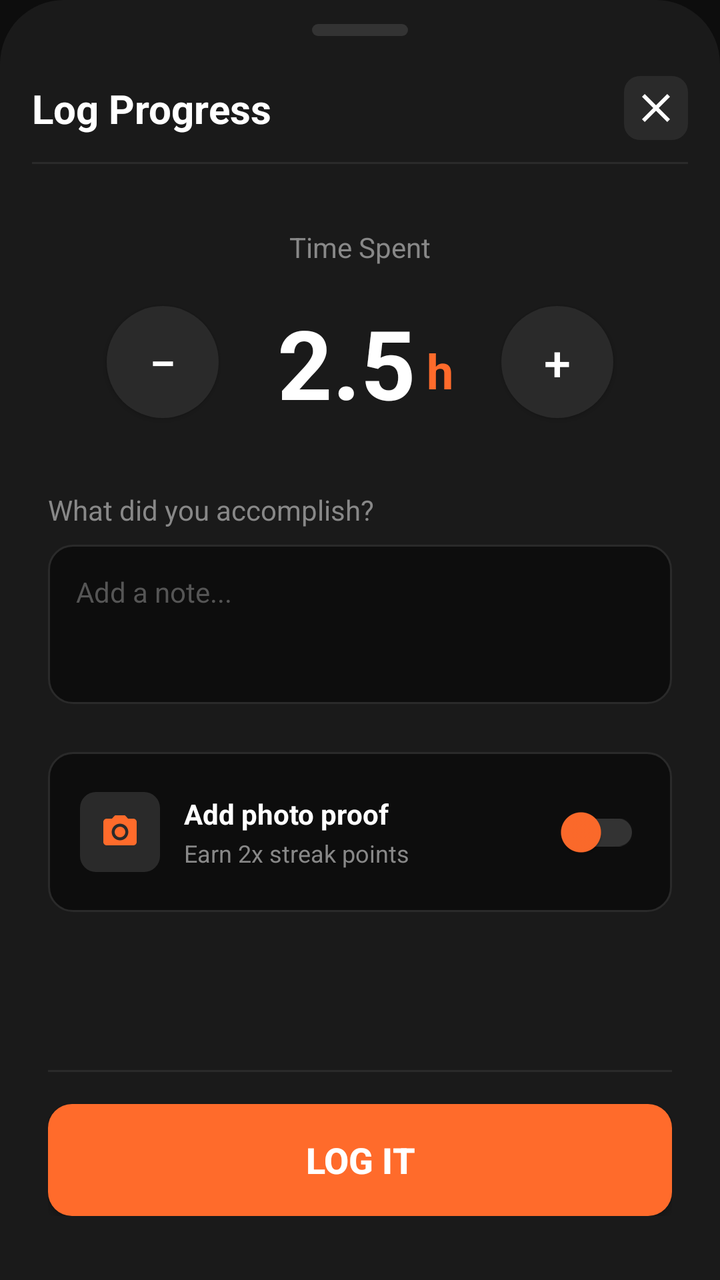
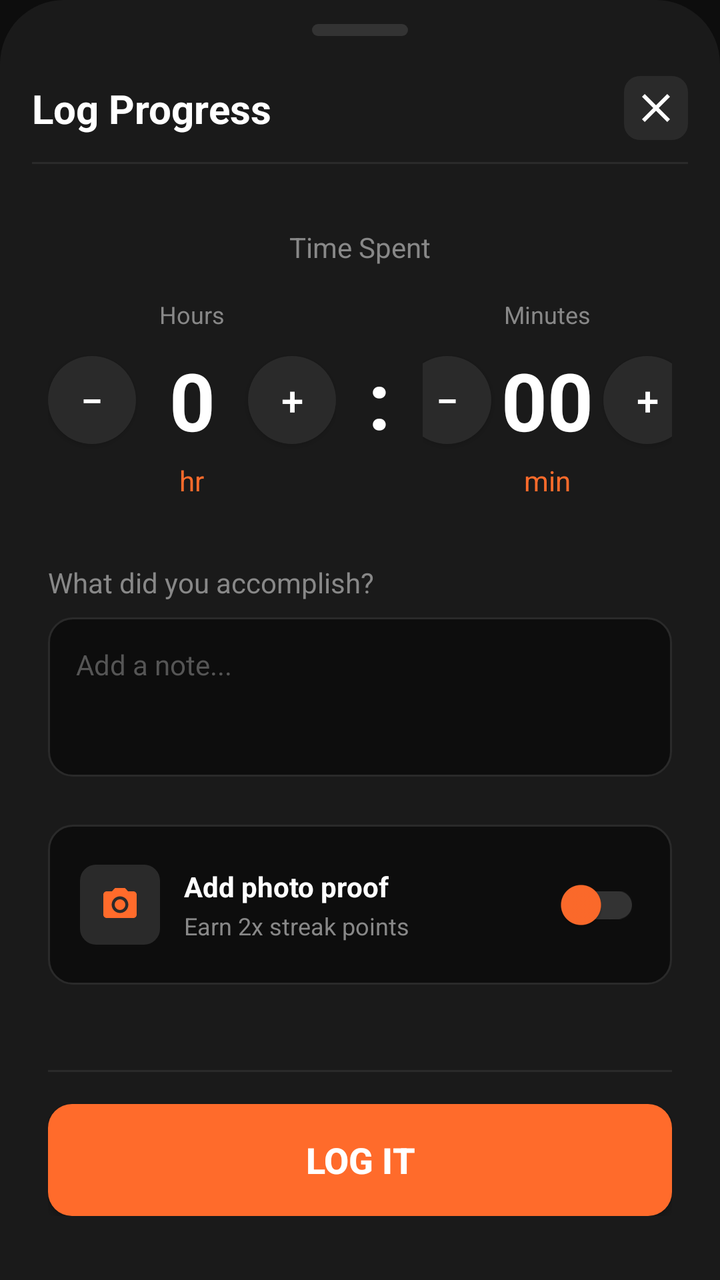

An Android layout rendered at two revisions. The XML below is the earlier revision; the diff shows what the commit changed to produce the second picture.
<!-- AndroidManifest.xml: application theme Theme.Tether -->
<!-- res/layout/layout_log_bottom_sheet.xml -->
<?xml version="1.0" encoding="utf-8"?>
<androidx.constraintlayout.widget.ConstraintLayout xmlns:android="http://schemas.android.com/apk/res/android"
    xmlns:app="http://schemas.android.com/apk/res-auto"
    xmlns:tools="http://schemas.android.com/tools"
    android:layout_width="match_parent"
    android:layout_height="match_parent"
    android:background="@drawable/bg_bottom_sheet">

    
    <View
        android:id="@+id/handleBar"
        android:layout_width="48dp"
        android:layout_height="6dp"
        android:layout_marginTop="12dp"
        android:background="@drawable/bg_handle"
        app:layout_constraintEnd_toEndOf="parent"
        app:layout_constraintStart_toStartOf="parent"
        app:layout_constraintTop_toTopOf="parent" />

    
    <androidx.constraintlayout.widget.ConstraintLayout
        android:id="@+id/headerRow"
        android:layout_width="match_parent"
        android:layout_height="56dp"
        android:layout_marginTop="8dp"
        android:paddingHorizontal="16dp"
        app:layout_constraintTop_toBottomOf="@id/handleBar">

        <TextView
            android:id="@+id/tvLogTitle"
            android:layout_width="wrap_content"
            android:layout_height="wrap_content"
            android:text="@string/log_progress"
            android:textColor="@color/colorTextPrimary"
            android:textSize="20sp"
            android:textStyle="bold"
            app:layout_constraintBottom_toBottomOf="parent"
            app:layout_constraintStart_toStartOf="parent"
            app:layout_constraintTop_toTopOf="parent" />

        <ImageButton
            android:id="@+id/btnClose"
            android:layout_width="32dp"
            android:layout_height="32dp"
            android:background="@drawable/bg_icon_container"
            android:padding="4dp"
            android:src="@drawable/ic_close"
            app:layout_constraintBottom_toBottomOf="parent"
            app:layout_constraintEnd_toEndOf="parent"
            app:layout_constraintTop_toTopOf="parent" />

        <View
            android:layout_width="match_parent"
            android:layout_height="1dp"
            android:background="@color/colorBorder"
            app:layout_constraintBottom_toBottomOf="parent" />

    </androidx.constraintlayout.widget.ConstraintLayout>

    
    <ScrollView
        android:id="@+id/scrollContent"
        android:layout_width="match_parent"
        android:layout_height="0dp"
        android:fillViewport="true"
        app:layout_constraintBottom_toTopOf="@id/stickyBottom"
        app:layout_constraintTop_toBottomOf="@id/headerRow">

        <LinearLayout
            android:layout_width="match_parent"
            android:layout_height="wrap_content"
            android:orientation="vertical"
            android:padding="24dp">

            
            <LinearLayout
                android:layout_width="match_parent"
                android:layout_height="wrap_content"
                android:layout_marginTop="8dp"
                android:gravity="center"
                android:orientation="vertical">

                <TextView
                    android:layout_width="wrap_content"
                    android:layout_height="wrap_content"
                    android:layout_marginBottom="16dp"
                    android:text="@string/time_spent"
                    android:textColor="@color/colorTextSecondary"
                    android:textSize="14sp" />

                <LinearLayout
                    android:layout_width="match_parent"
                    android:layout_height="wrap_content"
                    android:gravity="center"
                    android:orientation="horizontal">

                    <android.widget.Button
                        android:id="@+id/btnMinus"
                        android:layout_width="56dp"
                        android:layout_height="56dp"
                        android:background="@drawable/bg_stepper_btn"
                        android:padding="0dp"
                        android:text="−"
                        android:textColor="@color/colorTextPrimary"
                        android:textSize="24sp" />

                    <LinearLayout
                        android:layout_width="wrap_content"
                        android:layout_height="wrap_content"
                        android:layout_marginHorizontal="24dp"
                        android:gravity="center"
                        android:orientation="horizontal">

                        <TextView
                            android:id="@+id/tvHoursValue"
                            android:layout_width="wrap_content"
                            android:layout_height="wrap_content"
                            android:gravity="center"
                            android:minWidth="80dp"
                            android:text="2.5"
                            android:textColor="@color/colorTextPrimary"
                            android:textSize="48sp"
                            android:textStyle="bold" />

                        <TextView
                            android:layout_width="wrap_content"
                            android:layout_height="wrap_content"
                            android:layout_gravity="bottom"
                            android:layout_marginBottom="6dp"
                            android:text="h"
                            android:textColor="@color/colorAccent"
                            android:textSize="24sp"
                            android:textStyle="bold" />
                    </LinearLayout>

                    <android.widget.Button
                        android:id="@+id/btnPlus"
                        android:layout_width="56dp"
                        android:layout_height="56dp"
                        android:background="@drawable/bg_stepper_btn"
                        android:padding="0dp"
                        android:text="+"
                        android:textColor="@color/colorTextPrimary"
                        android:textSize="24sp" />
                </LinearLayout>
            </LinearLayout>

            
            <LinearLayout
                android:layout_width="match_parent"
                android:layout_height="wrap_content"
                android:layout_marginTop="32dp"
                android:orientation="vertical">

                <TextView
                    android:layout_width="wrap_content"
                    android:layout_height="wrap_content"
                    android:layout_marginBottom="8dp"
                    android:text="@string/add_note"
                    android:textColor="@color/colorTextSecondary"
                    android:textSize="14sp" />

                <EditText
                    android:id="@+id/etNote"
                    android:layout_width="match_parent"
                    android:layout_height="wrap_content"
                    android:background="@drawable/bg_input_field"
                    android:gravity="top|start"
                    android:hint="@string/note_hint"
                    android:inputType="textMultiLine|textCapSentences"
                    android:maxLines="5"
                    android:minLines="3"
                    android:padding="14dp"
                    android:textColor="@color/colorTextPrimary"
                    android:textColorHint="#555555"
                    android:textSize="14sp" />
            </LinearLayout>

            
            <androidx.constraintlayout.widget.ConstraintLayout
                android:layout_width="match_parent"
                android:layout_height="wrap_content"
                android:layout_marginTop="24dp"
                android:background="@drawable/bg_input_field"
                android:padding="16dp">

                <FrameLayout
                    android:id="@+id/flCameraIcon"
                    android:layout_width="40dp"
                    android:layout_height="40dp"
                    android:background="@drawable/bg_icon_container"
                    app:layout_constraintBottom_toBottomOf="parent"
                    app:layout_constraintStart_toStartOf="parent"
                    app:layout_constraintTop_toTopOf="parent">

                    <ImageView
                        android:layout_width="20dp"
                        android:layout_height="20dp"
                        android:layout_gravity="center"
                        android:src="@drawable/ic_camera"
                        app:tint="@color/colorAccent" />
                </FrameLayout>

                <LinearLayout
                    android:layout_width="0dp"
                    android:layout_height="wrap_content"
                    android:layout_marginHorizontal="12dp"
                    android:orientation="vertical"
                    app:layout_constraintBottom_toBottomOf="parent"
                    app:layout_constraintEnd_toStartOf="@+id/switchPhoto"
                    app:layout_constraintStart_toEndOf="@id/flCameraIcon"
                    app:layout_constraintTop_toTopOf="parent">

                    <TextView
                        android:layout_width="wrap_content"
                        android:layout_height="wrap_content"
                        android:text="@string/photo_proof"
                        android:textColor="@color/colorTextPrimary"
                        android:textSize="14sp"
                        android:textStyle="bold" />

                    <TextView
                        android:layout_width="wrap_content"
                        android:layout_height="wrap_content"
                        android:layout_marginTop="2dp"
                        android:text="@string/photo_points"
                        android:textColor="@color/colorTextSecondary"
                        android:textSize="12sp" />
                </LinearLayout>

                <androidx.appcompat.widget.SwitchCompat
                    android:id="@+id/switchPhoto"
                    android:layout_width="wrap_content"
                    android:layout_height="wrap_content"
                    app:layout_constraintBottom_toBottomOf="parent"
                    app:layout_constraintEnd_toEndOf="parent"
                    app:layout_constraintTop_toTopOf="parent"
                    app:thumbTint="@color/colorAccent"
                    app:trackTint="@color/switch_track_color" />

            </androidx.constraintlayout.widget.ConstraintLayout>

            
            <androidx.constraintlayout.widget.ConstraintLayout
                android:id="@+id/layoutPhotoUpload"
                android:layout_width="match_parent"
                android:layout_height="120dp"
                android:layout_marginTop="16dp"
                android:background="@drawable/bg_photo_upload"
                android:visibility="gone"
                tools:visibility="visible">

                <LinearLayout
                    android:layout_width="wrap_content"
                    android:layout_height="wrap_content"
                    android:gravity="center"
                    android:orientation="vertical"
                    app:layout_constraintBottom_toBottomOf="parent"
                    app:layout_constraintEnd_toEndOf="parent"
                    app:layout_constraintStart_toStartOf="parent"
                    app:layout_constraintTop_toTopOf="parent">

                    <ImageView
                        android:layout_width="28dp"
                        android:layout_height="28dp"
                        android:src="@drawable/ic_image"
                        app:tint="@color/colorTextSecondary" />

                    <TextView
                        android:layout_width="wrap_content"
                        android:layout_height="wrap_content"
                        android:layout_marginTop="8dp"
                        android:text="@string/upload_photo"
                        android:textColor="@color/colorTextSecondary"
                        android:textSize="14sp" />
                </LinearLayout>
            </androidx.constraintlayout.widget.ConstraintLayout>

        </LinearLayout>
    </ScrollView>

    
    <androidx.constraintlayout.widget.ConstraintLayout
        android:id="@+id/stickyBottom"
        android:layout_width="match_parent"
        android:layout_height="wrap_content"
        android:background="@color/colorSurface"
        android:paddingHorizontal="24dp"
        android:paddingTop="16dp"
        android:paddingBottom="32dp"
        app:layout_constraintBottom_toBottomOf="parent">

        <View
            android:id="@+id/bottomBorder"
            android:layout_width="match_parent"
            android:layout_height="1dp"
            android:background="@color/colorBorder"
            app:layout_constraintTop_toTopOf="parent" />

        <android.widget.Button
            android:id="@+id/btnLogIt"
            android:layout_width="match_parent"
            android:layout_height="56dp"
            android:layout_marginTop="16dp"
            android:background="@drawable/bg_button_primary"
            android:elevation="4dp"
            android:text="@string/log_it"
            android:textColor="@color/colorTextPrimary"
            android:textSize="18sp"
            android:textStyle="bold"
            app:layout_constraintTop_toBottomOf="@id/bottomBorder" />

    </androidx.constraintlayout.widget.ConstraintLayout>

</androidx.constraintlayout.widget.ConstraintLayout>
<!-- resources referenced by this layout -->
<resources>
  <color name="colorAccent">#FF6B2B</color>
  <color name="colorBorder">#2A2A2A</color>
  <color name="colorSurface">#1A1A1A</color>
  <color name="colorTextPrimary">#FFFFFF</color>
  <color name="colorTextSecondary">#888888</color>
  <!-- drawable bg_bottom_sheet (drawable) -->
  <?xml version="1.0" encoding="utf-8"?>
  <shape xmlns:android="http://schemas.android.com/apk/res/android"
      android:shape="rectangle">
      <solid android:color="@color/colorSurface" />
      <corners
          android:topLeftRadius="32dp"
          android:topRightRadius="32dp"
          android:bottomLeftRadius="0dp"
          android:bottomRightRadius="0dp" />
  </shape>
  <!-- drawable bg_button_primary (drawable) -->
  <?xml version="1.0" encoding="utf-8"?>
  <shape xmlns:android="http://schemas.android.com/apk/res/android"
      android:shape="rectangle">
      <solid android:color="@color/colorAccent" />
      <corners android:radius="12dp" />
  </shape>
  <!-- drawable bg_handle (drawable) -->
  <?xml version="1.0" encoding="utf-8"?>
  <shape xmlns:android="http://schemas.android.com/apk/res/android"
      android:shape="rectangle">
      <solid android:color="#333333" />
      <corners android:radius="3dp" />
  </shape>
  <!-- drawable bg_icon_container (drawable) -->
  <?xml version="1.0" encoding="utf-8"?>
  <shape xmlns:android="http://schemas.android.com/apk/res/android"
      android:shape="rectangle">
      <solid android:color="@color/colorElevated" />
      <corners android:radius="8dp" />
  </shape>
  <!-- drawable bg_input_field (drawable) -->
  <?xml version="1.0" encoding="utf-8"?>
  <shape xmlns:android="http://schemas.android.com/apk/res/android"
      android:shape="rectangle">
      <solid android:color="@color/colorBackground" />
      <stroke
          android:width="1dp"
          android:color="@color/colorBorder" />
      <corners android:radius="12dp" />
  </shape>
  <!-- drawable bg_photo_upload (drawable) -->
  <?xml version="1.0" encoding="utf-8"?>
  <shape xmlns:android="http://schemas.android.com/apk/res/android"
      android:shape="rectangle">
      <solid android:color="#0D0D0D80" />
      <stroke
          android:width="2dp"
          android:color="#333333"
          android:dashGap="8dp"
          android:dashWidth="8dp" />
      <corners android:radius="12dp" />
  </shape>
  <!-- drawable bg_stepper_btn (drawable) -->
  <?xml version="1.0" encoding="utf-8"?>
  <shape xmlns:android="http://schemas.android.com/apk/res/android"
      android:shape="oval">
      <solid android:color="@color/colorElevated" />
  </shape>
  <!-- drawable ic_close (drawable) -->
  <vector xmlns:android="http://schemas.android.com/apk/res/android"
      android:width="24dp"
      android:height="24dp"
      android:viewportWidth="24"
      android:viewportHeight="24">
      <path
          android:fillColor="@android:color/white"
          android:pathData="M19,6.41L17.59,5 12,10.59 6.41,5 5,6.41 10.59,12 5,17.59 6.41,19 12,13.41 17.59,19 19,17.59 13.41,12z"/>
  </vector>
  <!-- drawable ic_image (drawable) -->
  <vector xmlns:android="http://schemas.android.com/apk/res/android"
      android:width="24dp"
      android:height="24dp"
      android:viewportWidth="24"
      android:viewportHeight="24">
    <path
        android:fillColor="#000000"
        android:pathData="M21,19V5c0,-1.1 -0.9,-2 -2,-2H5c-1.1,0 -2,0.9 -2,2v14c0,1.1 0.9,2 2,2h14c1.1,0 2,-0.9 2,-2zM8.5,13.5l2.5,3.01L14.5,12l4.5,6H5l3.5,-4.5z"/>
  </vector>
  <string name="add_note">What did you accomplish?</string>
  <string name="log_it">Log It</string>
  <string name="log_progress">Log Progress</string>
  <string name="note_hint">Add a note...</string>
  <string name="photo_points">Earn 2x streak points</string>
  <string name="photo_proof">Add photo proof</string>
  <string name="time_spent">Time Spent</string>
  <string name="upload_photo">Tap to upload photo</string>
  <color name="colorElevated">#2A2A2A</color>
  <color name="colorBackground">#0D0D0D</color>
  <!-- unchanged entries left out for length: 2 -->
</resources>

<!-- the commit's change to res/layout/layout_log_bottom_sheet.xml (unified diff, before → after) -->
@@ -94,54 +94,137 @@
                     android:gravity="center"
                     android:orientation="horizontal">
 
-                    <android.widget.Button
-                        android:id="@+id/btnMinus"
-                        android:layout_width="56dp"
-                        android:layout_height="56dp"
-                        android:background="@drawable/bg_stepper_btn"
-                        android:padding="0dp"
-                        android:text="−"
+                    
+                    <LinearLayout
+                        android:layout_width="wrap_content"
+                        android:layout_height="wrap_content"
+                        android:gravity="center"
+                        android:orientation="vertical">
+
+                        <TextView
+                            android:layout_width="wrap_content"
+                            android:layout_height="wrap_content"
+                            android:text="Hours"
+                            android:textColor="@color/colorTextSecondary"
+                            android:textSize="12sp"
+                            android:layout_marginBottom="8dp" />
+
+                        <LinearLayout
+                            android:layout_width="wrap_content"
+                            android:layout_height="wrap_content"
+                            android:gravity="center"
+                            android:orientation="horizontal">
+
+                            <android.widget.Button
+                                android:id="@+id/btnHourMinus"
+                                android:layout_width="44dp"
+                                android:layout_height="44dp"
+                                android:background="@drawable/bg_stepper_btn"
+                                android:padding="0dp"
+                                android:text="−"
+                                android:textColor="@color/colorTextPrimary"
+                                android:textSize="20sp" />
+
+                            <TextView
+                                android:id="@+id/tvHoursValue"
+                                android:layout_width="56dp"
+                                android:layout_height="wrap_content"
+                                android:gravity="center"
+                                android:text="0"
+                                android:textColor="@color/colorTextPrimary"
+                                android:textSize="40sp"
+                                android:textStyle="bold" />
+
+                            <android.widget.Button
+                                android:id="@+id/btnHourPlus"
+                                android:layout_width="44dp"
+                                android:layout_height="44dp"
+                                android:background="@drawable/bg_stepper_btn"
+                                android:padding="0dp"
+                                android:text="+"
+                                android:textColor="@color/colorTextPrimary"
+                                android:textSize="20sp" />
+                        </LinearLayout>
+
+                        <TextView
+                            android:layout_width="wrap_content"
+                            android:layout_height="wrap_content"
+                            android:text="hr"
+                            android:textColor="@color/colorAccent"
+                            android:textSize="14sp"
+                            android:layout_marginTop="4dp" />
+                    </LinearLayout>
+
+                    
+                    <TextView
+                        android:layout_width="wrap_content"
+                        android:layout_height="wrap_content"
+                        android:layout_marginHorizontal="16dp"
+                        android:text=":"
                         android:textColor="@color/colorTextPrimary"
-                        android:textSize="24sp" />
-
+                        android:textSize="40sp"
+                        android:textStyle="bold" />
+
+                    
                     <LinearLayout
                         android:layout_width="wrap_content"
                         android:layout_height="wrap_content"
-                        android:layout_marginHorizontal="24dp"
                         android:gravity="center"
-                        android:orientation="horizontal">
+                        android:orientation="vertical">
 
                         <TextView
-                            android:id="@+id/tvHoursValue"
+                            android:layout_width="wrap_content"
+                            android:layout_height="wrap_content"
+                            android:text="Minutes"
+                            android:textColor="@color/colorTextSecondary"
+                            android:textSize="12sp"
+                            android:layout_marginBottom="8dp" />
+
+                        <LinearLayout
                             android:layout_width="wrap_content"
                             android:layout_height="wrap_content"
                             android:gravity="center"
-                            android:minWidth="80dp"
-                            android:text="2.5"
-                            android:textColor="@color/colorTextPrimary"
-                            android:textSize="48sp"
-                            android:textStyle="bold" />
+                            android:orientation="horizontal">
+
+                            <android.widget.Button
+                                android:id="@+id/btnMinuteMinus"
+                                android:layout_width="44dp"
+                                android:layout_height="44dp"
+                                android:background="@drawable/bg_stepper_btn"
+                                android:padding="0dp"
+                                android:text="−"
+                                android:textColor="@color/colorTextPrimary"
+                                android:textSize="20sp" />
+
+                            <TextView
+                                android:id="@+id/tvMinutesValue"
+                                android:layout_width="56dp"
+                                android:layout_height="wrap_content"
+                                android:gravity="center"
+                                android:text="00"
+                                android:textColor="@color/colorTextPrimary"
+                                android:textSize="40sp"
+                                android:textStyle="bold" />
+
+                            <android.widget.Button
+                                android:id="@+id/btnMinutePlus"
+                                android:layout_width="44dp"
+                                android:layout_height="44dp"
+                                android:background="@drawable/bg_stepper_btn"
+                                android:padding="0dp"
+                                android:text="+"
+                                android:textColor="@color/colorTextPrimary"
+                                android:textSize="20sp" />
+                        </LinearLayout>
 
                         <TextView
                             android:layout_width="wrap_content"
                             android:layout_height="wrap_content"
-                            android:layout_gravity="bottom"
-                            android:layout_marginBottom="6dp"
-                            android:text="h"
+                            android:text="min"
                             android:textColor="@color/colorAccent"
-                            android:textSize="24sp"
-                            android:textStyle="bold" />
+                            android:textSize="14sp"
+                            android:layout_marginTop="4dp" />
                     </LinearLayout>
-
-                    <android.widget.Button
-                        android:id="@+id/btnPlus"
-                        android:layout_width="56dp"
-                        android:layout_height="56dp"
-                        android:background="@drawable/bg_stepper_btn"
-                        android:padding="0dp"
-                        android:text="+"
-                        android:textColor="@color/colorTextPrimary"
-                        android:textSize="24sp" />
                 </LinearLayout>
             </LinearLayout>
 
